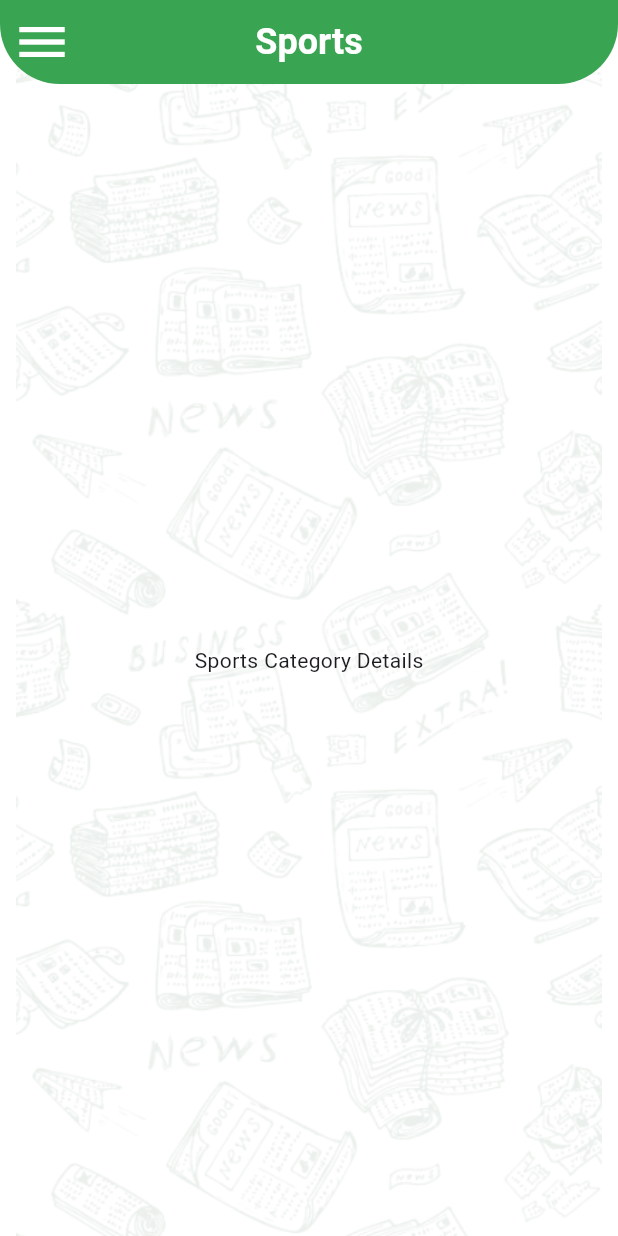
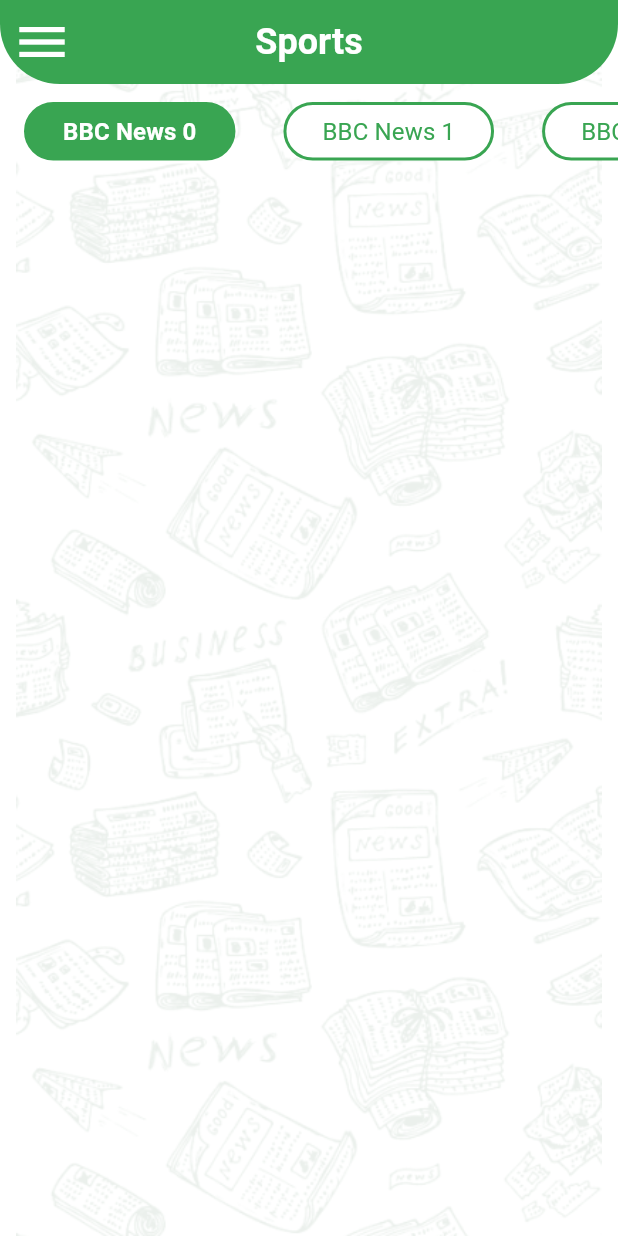
Before and after one commit to ASHmd97/news_x, a Flutter app: the screen it shows after launch, after a tap on "Sports", on a phone screen of 412 x 824 dp. Run offline on Flutter 3.47's test engine with Material 3 defaults, Android fonts, the phone set to English and light mode, and no system bars.

Commit message:
add sources TabBar UI

```diff
--- a/lib/category_details/view/screens/category_details.dart
+++ /dev/null
@@ -1,16 +0,0 @@
-import 'package:flutter/material.dart';
-import 'package:news_x/home/data/models/category_model.dart';
-
-class CategoryDetails extends StatelessWidget {
-  const CategoryDetails({super.key, required this.category});
-
-  final CategoryModel category;
-  @override
-  Widget build(BuildContext context) {
-    return Center(
-      child: Text(
-        '${category.name} Category Details',
-      ),
-    );
-  }
-}
--- /dev/null
+++ b/lib/home/view/screens/category_details.dart
@@ -0,0 +1,31 @@
+import 'package:flutter/material.dart';
+import 'package:news_x/home/data/models/category_model.dart';
+import 'package:news_x/sources/data/models/source_model.dart';
+import 'package:news_x/sources/view/widgets/sources_tabs.dart';
+
+class CategoryDetails extends StatefulWidget {
+  const CategoryDetails({super.key, required this.category});
+
+  final CategoryModel category;
+
+  @override
+  State<CategoryDetails> createState() => _CategoryDetailsState();
+}
+
+class _CategoryDetailsState extends State<CategoryDetails> {
+  @override
+  Widget build(BuildContext context) {
+    List<SourceModel> sources = List.generate(
+      12,
+      (index) => SourceModel(
+        id: '$index',
+        name: 'BBC News $index',
+      ),
+    );
+    return Column(
+      children: [
+        SourcesTabs(sources: sources),
+      ],
+    );
+  }
+}
--- a/lib/home/view/screens/home_screen.dart
+++ b/lib/home/view/screens/home_screen.dart
@@ -1,5 +1,5 @@
 import 'package:flutter/material.dart';
-import 'package:news_x/category_details/view/screens/category_details.dart';
+import 'package:news_x/home/view/screens/category_details.dart';
 import 'package:news_x/home/data/models/category_model.dart';
 import 'package:news_x/home/view/screens/categories_screen.dart';
 import 'package:news_x/home/view/widgets/home_drawer.dart';
--- /dev/null
+++ b/lib/sources/data/models/source_model.dart
@@ -0,0 +1,6 @@
+class SourceModel {
+  String id;
+  String name;
+
+  SourceModel({required this.id, required this.name});
+}
--- /dev/null
+++ b/lib/sources/view/widgets/source_item.dart
@@ -0,0 +1,31 @@
+import 'package:flutter/material.dart';
+import 'package:news_x/shared/app_theme.dart';
+
+class SourceItem extends StatelessWidget {
+  const SourceItem(
+      {super.key, required this.sourceName, required this.isSelected});
+
+  final String sourceName;
+
+  final bool isSelected;
+
+  @override
+  Widget build(BuildContext context) {
+    return Container(
+      padding: const EdgeInsets.symmetric(horizontal: 24, vertical: 6),
+      decoration: BoxDecoration(
+        color: isSelected ? AppTheme.primary : AppTheme.white,
+        border: Border.all(color: AppTheme.primary, width: 2),
+        borderRadius: BorderRadius.circular(24),
+      ),
+      alignment: Alignment.center,
+      child: Text(
+        sourceName,
+        style: TextStyle(
+            fontSize: 16,
+            fontWeight: isSelected ? FontWeight.w600 : FontWeight.w400,
+            color: isSelected ? AppTheme.white : AppTheme.primary),
+      ),
+    );
+  }
+}
--- /dev/null
+++ b/lib/sources/view/widgets/sources_tabs.dart
@@ -0,0 +1,40 @@
+import 'package:flutter/material.dart';
+import 'package:news_x/sources/data/models/source_model.dart';
+import 'package:news_x/sources/view/widgets/source_item.dart';
+
+class SourcesTabs extends StatefulWidget {
+  const SourcesTabs({super.key, required this.sources});
+  final List<SourceModel> sources;
+
+  @override
+  State<SourcesTabs> createState() => _SourcesTabsState();
+}
+
+class _SourcesTabsState extends State<SourcesTabs> {
+  int selectedTabIndex = 0;
+  @override
+  Widget build(BuildContext context) {
+    return DefaultTabController(
+      length: widget.sources.length,
+      child: TabBar(
+        onTap: (value) {
+          selectedTabIndex = value;
+          setState(() {});
+        },
+        isScrollable: true,
+        dividerColor: Colors.transparent,
+        indicatorColor: Colors.transparent,
+        tabs: widget.sources
+            .map(
+              (source) => SourceItem(
+                sourceName: source.name,
+                isSelected: widget.sources.indexOf(source) == selectedTabIndex,
+              ),
+            )
+            .toList(),
+        padding: const EdgeInsets.symmetric(vertical: 12, horizontal: 0),
+        tabAlignment: TabAlignment.start,
+      ),
+    );
+  }
+}
```
